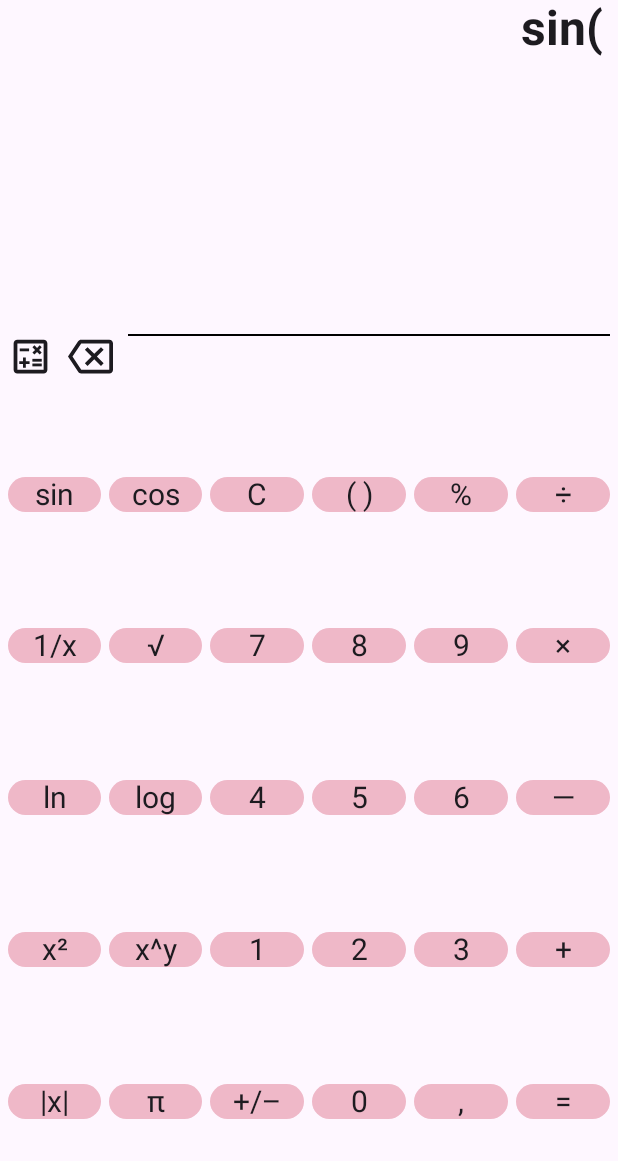
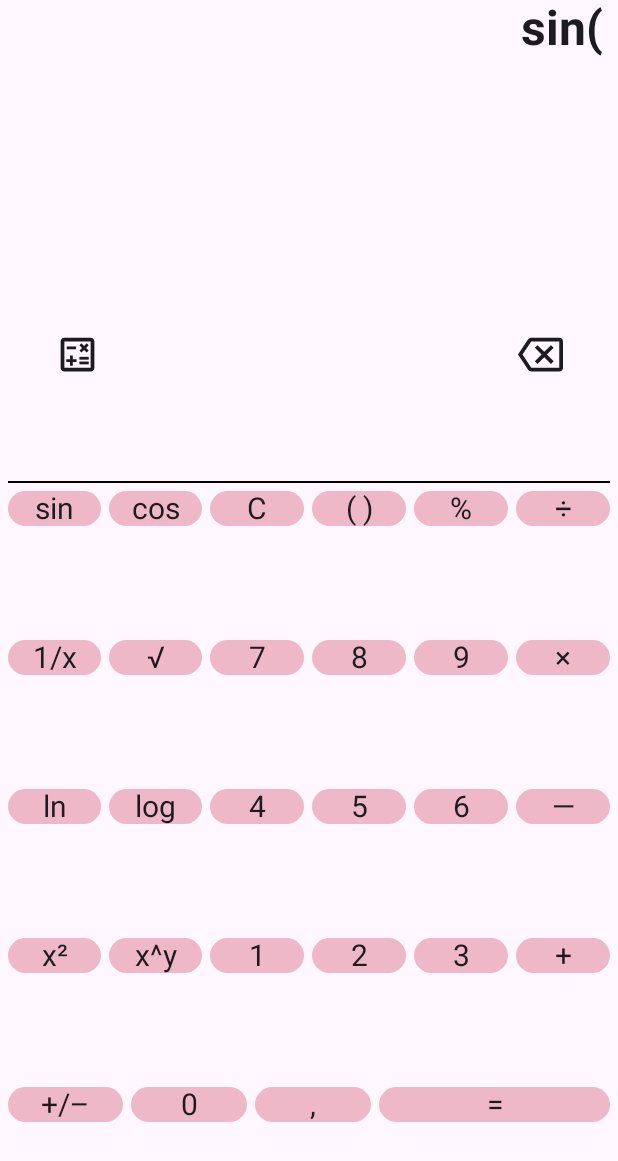
Before and after one commit to coolbl0nde/PrMP, an Android app built with Jetpack Compose: the composable LandscapeUI shown on its own in the app's theme, after a tap on "sin", on a phone screen of 412 x 824 dp. Shown: the top 1161 px of the screen. Run offline under Robolectric (Android 15) with nearby library versions, the light colour scheme and no system bars; 1 statement that could not run was skipped.

Commit message:
finished landscape screen

```diff
--- a/Calculator/app/src/main/java/com/example/calculator/ButtonConfig.kt
+++ b/Calculator/app/src/main/java/com/example/calculator/ButtonConfig.kt
@@ -1,10 +1,13 @@
 package com.example.calculator
 
+import androidx.compose.ui.Modifier
 import androidx.compose.ui.unit.TextUnit
 import androidx.compose.ui.unit.sp
 
 data class ButtonConfig(
     val text: String,
     val onClick: () -> Unit,
-    val fontSize: TextUnit = 30.sp
+    val fontSize: TextUnit = 30.sp,
+    val weight: Float = 1f,
+    val modifier: Modifier = Modifier
 )
--- a/Calculator/app/src/main/java/com/example/calculator/CalculatorViewModel.kt
+++ b/Calculator/app/src/main/java/com/example/calculator/CalculatorViewModel.kt
@@ -1,8 +1,13 @@
 package com.example.calculator
 
+import android.content.Context
+import android.widget.Toast
+import androidx.compose.runtime.Composable
 import androidx.compose.runtime.getValue
 import androidx.compose.runtime.mutableStateOf
 import androidx.compose.runtime.setValue
+import androidx.compose.ui.platform.LocalContext
+import androidx.lifecycle.MutableLiveData
 import androidx.lifecycle.ViewModel
 import org.mariuszgromada.math.mxparser.Expression
 
@@ -18,14 +23,21 @@ class CalculatorViewModel : ViewModel(){
 
     private var hasOpeningBracket by mutableStateOf(false)
 
-    var state = CalculatorModel()
-        private set
+    private val operators = listOf(
+        "+", "-", "*", "/", "^", "%", ".",
+    )
+
+    private var prevSymbol by mutableStateOf("")
 
     fun onSymbolClicked(originalSymbol: String){
 
         var symbol = originalSymbol
 
         val regex = Regex("\\(\\-\\d$")
+
+        if (this.operators.contains(symbol) && (this.operators.contains(prevSymbol) || prevSymbol.isEmpty())) {
+            return
+        }
 
         if (symbol == "%") {
             mathExpression += "/100"
@@ -45,7 +57,7 @@ class CalculatorViewModel : ViewModel(){
             userInput = userInput.dropLast(1) + "(-" + userInput.last()
             hasOpeningBracket = !hasOpeningBracket
             symbol = ""
-        } else if (symbol == "sin(" || symbol == "cos(" || symbol == "ln("){
+        } else if (symbol == "sin(" || symbol == "cos(" || symbol == "ln(" || symbol == "abs("){
             mathExpression += symbol
             hasOpeningBracket = !hasOpeningBracket
         } else if (symbol == "sqrt("){
@@ -61,6 +73,7 @@ class CalculatorViewModel : ViewModel(){
         }
 
         userInput += symbol
+        prevSymbol = symbol
 
         outputResult()
     }
@@ -69,14 +82,19 @@ class CalculatorViewModel : ViewModel(){
         userInput = ""
         output = ""
         mathExpression = ""
+        prevSymbol = ""
         hasOpeningBracket = false
     }
 
-    fun onEqualClicked(){
+
+    fun onEqualClicked(context: Context){
         val result = evaluateMathExpression().toString()
 
-        userInput = mathExpression
-        //userInput = result
+        if (result != "NaN"){
+            userInput = result
+        }else{
+            Toast.makeText(context, "Неверный формат", Toast.LENGTH_SHORT).show()
+        }
     }
 
 
@@ -89,6 +107,8 @@ class CalculatorViewModel : ViewModel(){
 
             mathExpression = mathExpression.dropLast(1)
             userInput = userInput.dropLast(1)
+        } else{
+            prevSymbol = ""
         }
 
         outputResult()
@@ -110,5 +130,4 @@ class CalculatorViewModel : ViewModel(){
         }
     }
 
-
 }
--- a/Calculator/app/src/main/java/com/example/calculator/ui/screens/LandscapeCalculatorScreen.kt
+++ b/Calculator/app/src/main/java/com/example/calculator/ui/screens/LandscapeCalculatorScreen.kt
@@ -18,6 +18,7 @@ import androidx.compose.runtime.Composable
 import androidx.compose.ui.Modifier
 import androidx.compose.ui.graphics.Color
 import androidx.compose.ui.modifier.modifierLocalConsumer
+import androidx.compose.ui.platform.LocalContext
 import androidx.compose.ui.tooling.preview.Preview
 import androidx.compose.ui.unit.dp
 import androidx.compose.ui.unit.sp
@@ -30,6 +31,8 @@ import com.example.calculator.ui.components.SymbolButton
 
 @Composable
 fun LandscapeUI(viewModel: CalculatorViewModel = CalculatorViewModel()) {
+
+    val context = LocalContext.current
 
     val buttons = listOf(
         ButtonConfig(text = "sin", onClick = { viewModel.onSymbolClicked("sin(") }),
@@ -56,12 +59,10 @@ fun LandscapeUI(viewModel: CalculatorViewModel = CalculatorViewModel()) {
         ButtonConfig(text = "2", onClick = { viewModel.onSymbolClicked("2") }),
         ButtonConfig(text = "3", onClick = { viewModel.onSymbolClicked("3") }),
         ButtonConfig(text = "+", onClick = { viewModel.onSymbolClicked("+") }),
-        ButtonConfig(text = "|x|", onClick = { viewModel.onSymbolClicked("") }),
-        ButtonConfig(text = "π", onClick = { viewModel.onSymbolClicked("") }),
         ButtonConfig(text = "+/–", onClick = { viewModel.onSymbolClicked("+/-") }),
         ButtonConfig(text = "0", onClick = { viewModel.onSymbolClicked("0") }),
         ButtonConfig(text = ",", onClick = { viewModel.onSymbolClicked(".") }),
-        ButtonConfig(text = "=", onClick = { viewModel.onEqualClicked() }),
+        ButtonConfig(text = "=", onClick = { viewModel.onEqualClicked(context) }, weight = 2f),
     )
 
     val rows = buttons.chunked(6)
@@ -84,7 +85,8 @@ fun LandscapeUI(viewModel: CalculatorViewModel = CalculatorViewModel()) {
             SymbolButton(
                 iconId = R.drawable.outline_calculate,
                 modifier = Modifier
-                    .size(30.dp),
+                    .size(30.dp)
+                    .weight(1f),
                 onClick = {
                     //currentUI = "Landscape"
                 }
@@ -95,18 +97,20 @@ fun LandscapeUI(viewModel: CalculatorViewModel = CalculatorViewModel()) {
             SymbolButton(
                 iconId = R.drawable.outline_backspace,
                 modifier = Modifier
-                    .size(30.dp),
+                    .size(30.dp)
+                    .weight(1f),
                 onClick = {
                     viewModel.onBackspaceClicked()
                 }
             )
 
-            Divider(
-                color = Color.Black,
-                thickness = 1.dp,
-                modifier = Modifier.padding(5.dp)
-            )
         }
+
+        Divider(
+            color = Color.Black,
+            thickness = 1.dp,
+            modifier = Modifier.padding(5.dp)
+        )
 
         rows.forEach { row ->
             Row (
@@ -120,7 +124,7 @@ fun LandscapeUI(viewModel: CalculatorViewModel = CalculatorViewModel()) {
                     RoundButton(
                         text = button.text,
                         modifier = Modifier
-                            .weight(1f)
+                            .weight(button.weight)
                             .clickable { button.onClick() },
                         fontSize = 20.sp
                     )
--- a/Calculator/app/src/main/java/com/example/calculator/ui/screens/PortraitCalculatorScreen.kt
+++ b/Calculator/app/src/main/java/com/example/calculator/ui/screens/PortraitCalculatorScreen.kt
@@ -35,6 +35,8 @@ import androidx.compose.ui.unit.sp
 @Composable
 fun CalculatorApp(viewModel: CalculatorViewModel = CalculatorViewModel()){
 
+    val context = LocalContext.current
+
     val buttons = listOf(
         ButtonConfig(text = "C", onClick = { viewModel.onClearClicked() }),
         ButtonConfig(text = "( )", onClick = { viewModel.onSymbolClicked("()") }),
@@ -57,7 +59,7 @@ fun CalculatorApp(viewModel: CalculatorViewModel = CalculatorViewModel()){
         ButtonConfig(text = "+/–", onClick = { viewModel.onSymbolClicked("+/-") }),
         ButtonConfig(text = "0", onClick = { viewModel.onSymbolClicked("0") }),
         ButtonConfig(text = ",", onClick = { viewModel.onSymbolClicked(".") }),
-        ButtonConfig(text = "=", onClick = { viewModel.onEqualClicked() }),
+        ButtonConfig(text = "=", onClick = { viewModel.onEqualClicked(context) }),
     )
 
     val rows = buttons.chunked(4)
```
